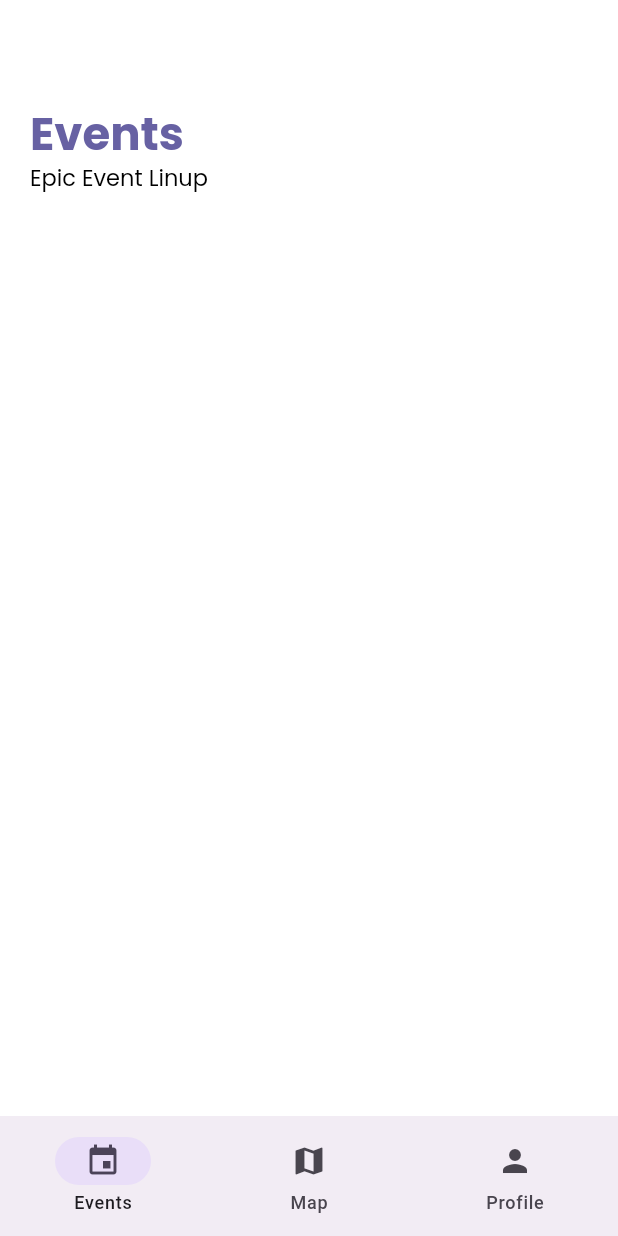
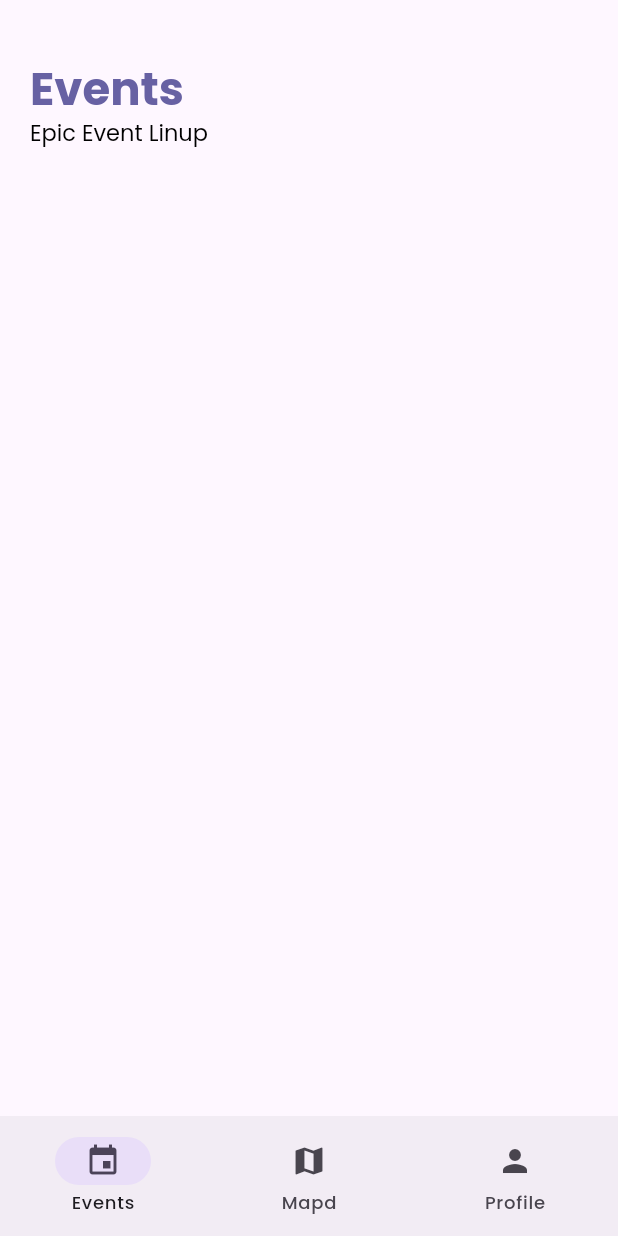
Before and after one commit to ieeelink/yess-app24, a Flutter app: the screen it shows after launch, on a phone screen of 412 x 824 dp. Run offline on Flutter 3.47's test engine with Material 3 defaults, Android fonts, the phone set to English and light mode, and no system bars.

Commit message:
architecture followed

```diff
--- a/lib/events.dart
+++ /dev/null
@@ -1,43 +0,0 @@
-import 'package:flutter/material.dart';
-
-class EventsPage extends StatelessWidget {
-  const EventsPage({super.key});
-
-  @override
-  Widget build(BuildContext context) {
-    return Container(
-        padding: const EdgeInsets.all(20),
-        color: Colors.white,
-        child: Column(
-          children: [
-            const SizedBox(height: 50),
-            Container(
-              width: MediaQuery.of(context).size.width,
-              child: Text(
-                'Events',
-                textAlign: TextAlign.left,
-                style: Theme.of(context).textTheme.headlineMedium?.copyWith(
-                      color: Color(0xFF6761A3),
-                      fontSize: 30,
-                      fontFamily: 'Poppins',
-                      fontWeight: FontWeight.bold,
-                    ),
-              ),
-            ),
-            Container(
-              width: MediaQuery.of(context).size.width,
-              child: Text(
-                'Epic Event Linup',
-                textAlign: TextAlign.left,
-                style: Theme.of(context).textTheme.headlineMedium?.copyWith(
-                      color: Colors.black,
-                      fontSize: 15,
-                      fontFamily: 'Poppins',
-                    ),
-              ),
-            ),
-            const SizedBox(height: 50),
-          ],
-        ));
-  }
-}
--- a/lib/navigation_test.dart
+++ /dev/null
@@ -1,62 +0,0 @@
-import 'package:flutter/material.dart';
-import 'map.dart';
-import 'profile.dart';
-import 'events.dart';
-
-void main() => runApp(const MyApp());
-
-class MyApp extends StatelessWidget {
-  const MyApp({super.key});
-
-  @override
-  Widget build(BuildContext context) {
-    return MaterialApp(
-      theme: ThemeData(useMaterial3: true),
-      home: MainNavigationPage(),
-    );
-  }
-}
-
-class MainNavigationPage extends StatefulWidget {
-  @override
-  State<MainNavigationPage> createState() => _MainNavigationPageState();
-}
-
-class _MainNavigationPageState extends State<MainNavigationPage> {
-  int currentPageIndex = 0;
-
-  final List<Widget> pages = [
-    Center(child: Text('Events Page')),
-    Center(child: Text('Map Page')),
-    Center(child: Text('Profile Page')),
-  ];
-
-  @override
-  Widget build(BuildContext context) {
-    return Scaffold(
-      body: pages[currentPageIndex],
-      bottomNavigationBar: NavigationBar(
-        onDestinationSelected: (int index) {
-          setState(() {
-            currentPageIndex = index;
-          });
-        },
-        selectedIndex: currentPageIndex,
-        destinations: const <Widget>[
-          NavigationDestination(
-            icon: Icon(Icons.event),
-            label: 'Events',
-          ),
-          NavigationDestination(
-            icon: Icon(Icons.map),
-            label: 'Map',
-          ),
-          NavigationDestination(
-            icon: Icon(Icons.person),
-            label: 'Profile',
-          ),
-        ],
-      ),
-    );
-  }
-}
--- /dev/null
+++ b/lib/presentation/events/events.dart
@@ -0,0 +1,42 @@
+import 'package:flutter/material.dart';
+import 'package:yess_app/presentation/core/constants.dart';
+
+class EventsPage extends StatelessWidget {
+  const EventsPage({super.key});
+
+  @override
+  Widget build(BuildContext context) {
+    return Scaffold(
+      body: SafeArea(
+        child: Padding(
+            padding: const EdgeInsets.symmetric(horizontal: 20),
+            child: Column(
+              crossAxisAlignment: CrossAxisAlignment.start,
+              children: [
+                kHeight40,
+                Text(
+                  'Events',
+                  textAlign: TextAlign.left,
+                  style: Theme.of(context).textTheme.headlineMedium?.copyWith(
+                        color: Color(0xFF6761A3),
+                        fontSize: 30,
+                        fontFamily: 'Poppins',
+                        fontWeight: FontWeight.bold,
+                      ),
+                ),
+                Text(
+                  'Epic Event Linup',
+                  textAlign: TextAlign.left,
+                  style: Theme.of(context).textTheme.headlineMedium?.copyWith(
+                        color: Colors.black,
+                        fontSize: 15,
+                        fontFamily: 'Poppins',
+                      ),
+                ),
+                kHeight30,
+              ],
+            )),
+      ),
+    );
+  }
+}
--- a/lib/navigation.dart
+++ b/lib/presentation/home/home.dart
@@ -1,17 +1,7 @@
 import 'package:flutter/material.dart';
-import 'events.dart'; // Import the EventsPage widget
-import 'map.dart'; // Import the MapPage widget
-import 'profile.dart'; // Import the ProfilePage widget
-
-class MyApp extends StatelessWidget {
-  @override
-  Widget build(BuildContext context) {
-    return MaterialApp(
-      theme: ThemeData(useMaterial3: true),
-      home: MainNavigationPage(),
-    );
-  }
-}
+import '../events/events.dart';
+import '../map/map.dart';
+import '../profile/profile.dart';
 
 class MainNavigationPage extends StatefulWidget {
   @override
@@ -22,15 +12,15 @@
   int currentPageIndex = 0;
 
   final List<Widget> pages = [
-    EventsPage(), // Using imported EventsPage widget
-    MapPage(), // Using imported MapPage widget
-    ProfilePage(), // Using imported ProfilePage widget
+    EventsPage(),
+    MapPage(),
+    ProfilePage(),
   ];
 
   @override
   Widget build(BuildContext context) {
     return Scaffold(
-      body: pages[currentPageIndex], // Displays the selected page
+      body: pages[currentPageIndex],
       bottomNavigationBar: NavigationBar(
         onDestinationSelected: (int index) {
           setState(() {
@@ -45,7 +35,7 @@
           ),
           NavigationDestination(
             icon: Icon(Icons.map),
-            label: 'Map',
+            label: 'Mapd',
           ),
           NavigationDestination(
             icon: Icon(Icons.person),
--- a/lib/login.dart
+++ b/lib/presentation/login/login.dart
@@ -1,6 +1,6 @@
 import 'package:flutter/material.dart';
-import 'package:yess_app/navigation.dart';
-import 'map.dart';
+import 'package:yess_app/presentation/home/home.dart';
+import '../map/map.dart';
 
 class LoginScreen extends StatefulWidget {
   const LoginScreen({super.key});
```
Also changed, not shown: lib/bottomnavigation.dart (deleted, +0 -143 lines), lib/main.dart (+3 -84 lines), lib/map.dart (deleted, +0 -39 lines), lib/presentation/core/constants.dart (added, +19 -0 lines), lib/presentation/map/map.dart (added, +35 -0 lines), lib/presentation/splashscreen/splash_and_home.dart (renamed from lib/splash_and_home.dart, +15 -10 lines), lib/presentation/profile/profile.dart (renamed from lib/profile.dart).
